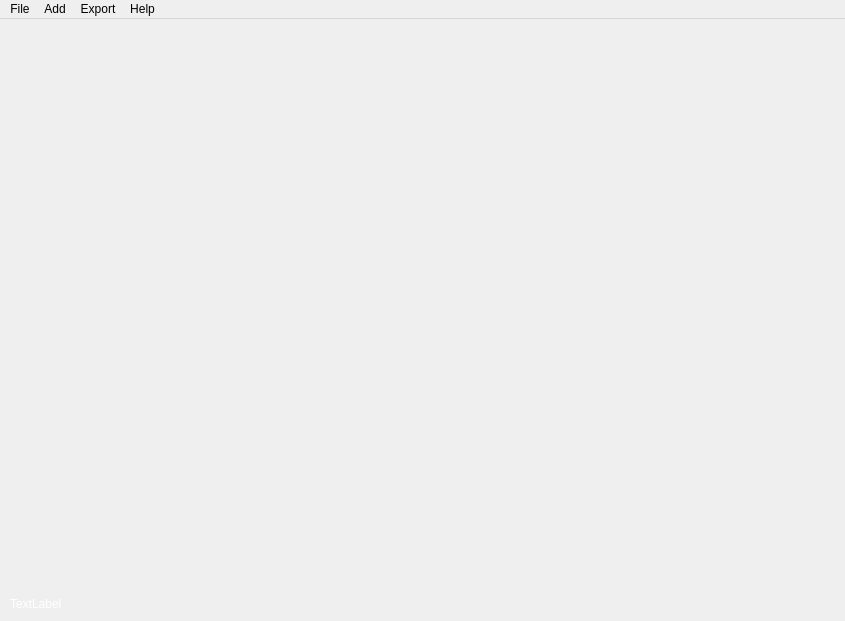
This is src/ui/forms/main_window.ui in mkeeter/antimony as Qt 5 draws it before an edit. The edited form follows.
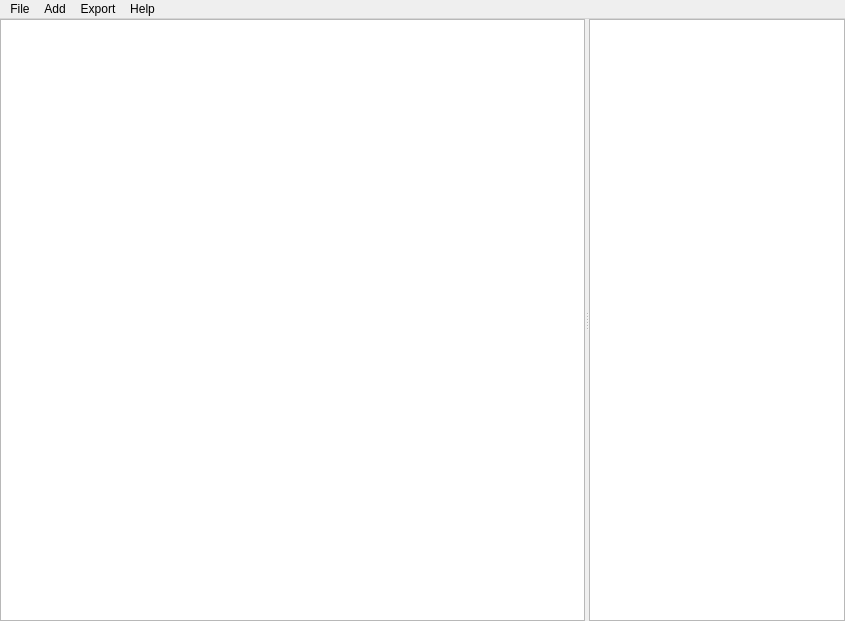
This is the edited form. Custom widgets are drawn as their Qt base class.

```diff
--- a/src/ui/forms/main_window.ui
+++ b/src/ui/forms/main_window.ui
@@ -14,111 +14,41 @@
    <string>MainWindow</string>
   </property>
   <widget class="QWidget" name="centralwidget">
-   <layout class="QGridLayout" name="gridLayout">
+   <layout class="QHBoxLayout" name="horizontalLayout">
+    <property name="spacing">
+     <number>0</number>
+    </property>
     <property name="margin">
      <number>0</number>
     </property>
-    <item row="0" column="0">
-     <layout class="QHBoxLayout" name="horizontalLayout">
-      <item>
-       <layout class="QVBoxLayout" name="verticalLayout_2">
-        <item>
-         <spacer name="verticalSpacer">
-          <property name="orientation">
-           <enum>Qt::Vertical</enum>
-          </property>
-          <property name="sizeHint" stdset="0">
-           <size>
-            <width>20</width>
-            <height>40</height>
-           </size>
-          </property>
-         </spacer>
-        </item>
-        <item>
-         <widget class="QLabel" name="label">
-          <property name="minimumSize">
-           <size>
-            <width>200</width>
-            <height>0</height>
-           </size>
-          </property>
-          <property name="styleSheet">
-           <string notr="true">QLabel { color: white; }</string>
-          </property>
-          <property name="text">
-           <string>TextLabel</string>
-          </property>
-          <property name="indent">
-           <number>10</number>
-          </property>
-         </widget>
-        </item>
-        <item>
-         <spacer name="verticalSpacer_3">
-          <property name="orientation">
-           <enum>Qt::Vertical</enum>
-          </property>
-          <property name="sizeType">
-           <enum>QSizePolicy::Fixed</enum>
-          </property>
-          <property name="sizeHint" stdset="0">
-           <size>
-            <width>20</width>
-            <height>10</height>
-           </size>
-          </property>
-         </spacer>
-        </item>
-       </layout>
-      </item>
-      <item>
-       <spacer name="horizontalSpacer">
-        <property name="orientation">
-         <enum>Qt::Horizontal</enum>
-        </property>
-        <property name="sizeHint" stdset="0">
-         <size>
-          <width>40</width>
-          <height>20</height>
-         </size>
-        </property>
-       </spacer>
-      </item>
-      <item>
-       <layout class="QVBoxLayout" name="verticalLayout">
-        <item>
-         <widget class="ViewSelector" name="view_selector" native="true">
-          <property name="sizePolicy">
-           <sizepolicy hsizetype="Maximum" vsizetype="Maximum">
-            <horstretch>0</horstretch>
-            <verstretch>0</verstretch>
-           </sizepolicy>
-          </property>
-          <property name="minimumSize">
-           <size>
-            <width>134</width>
-            <height>101</height>
-           </size>
-          </property>
-         </widget>
-        </item>
-        <item>
-         <spacer name="verticalSpacer_2">
-          <property name="orientation">
-           <enum>Qt::Vertical</enum>
-          </property>
-          <property name="sizeHint" stdset="0">
-           <size>
-            <width>20</width>
-            <height>40</height>
-           </size>
-          </property>
-         </spacer>
-        </item>
-       </layout>
-      </item>
-     </layout>
+    <item>
+     <widget class="QSplitter" name="splitter">
+      <property name="orientation">
+       <enum>Qt::Horizontal</enum>
+      </property>
+      <widget class="ScriptEditor" name="script">
+       <property name="sizePolicy">
+        <sizepolicy hsizetype="Maximum" vsizetype="Expanding">
+         <horstretch>1</horstretch>
+         <verstretch>0</verstretch>
+        </sizepolicy>
+       </property>
+       <property name="verticalScrollBarPolicy">
+        <enum>Qt::ScrollBarAlwaysOff</enum>
+       </property>
+       <property name="horizontalScrollBarPolicy">
+        <enum>Qt::ScrollBarAlwaysOff</enum>
+       </property>
+      </widget>
+      <widget class="Canvas" name="canvas">
+       <property name="sizePolicy">
+        <sizepolicy hsizetype="Preferred" vsizetype="Expanding">
+         <horstretch>0</horstretch>
+         <verstretch>0</verstretch>
+        </sizepolicy>
+       </property>
+      </widget>
+     </widget>
     </item>
    </layout>
   </widget>
@@ -207,10 +137,14 @@
  </widget>
  <customwidgets>
   <customwidget>
-   <class>ViewSelector</class>
-   <extends>QWidget</extends>
-   <header>../src/ui/view_selector.h</header>
-   <container>1</container>
+   <class>ScriptEditor</class>
+   <extends>QPlainTextEdit</extends>
+   <header>../src/ui/script.h</header>
+  </customwidget>
+  <customwidget>
+   <class>Canvas</class>
+   <extends>QGraphicsView</extends>
+   <header>../src/ui/canvas.h</header>
   </customwidget>
  </customwidgets>
  <resources/>
```
